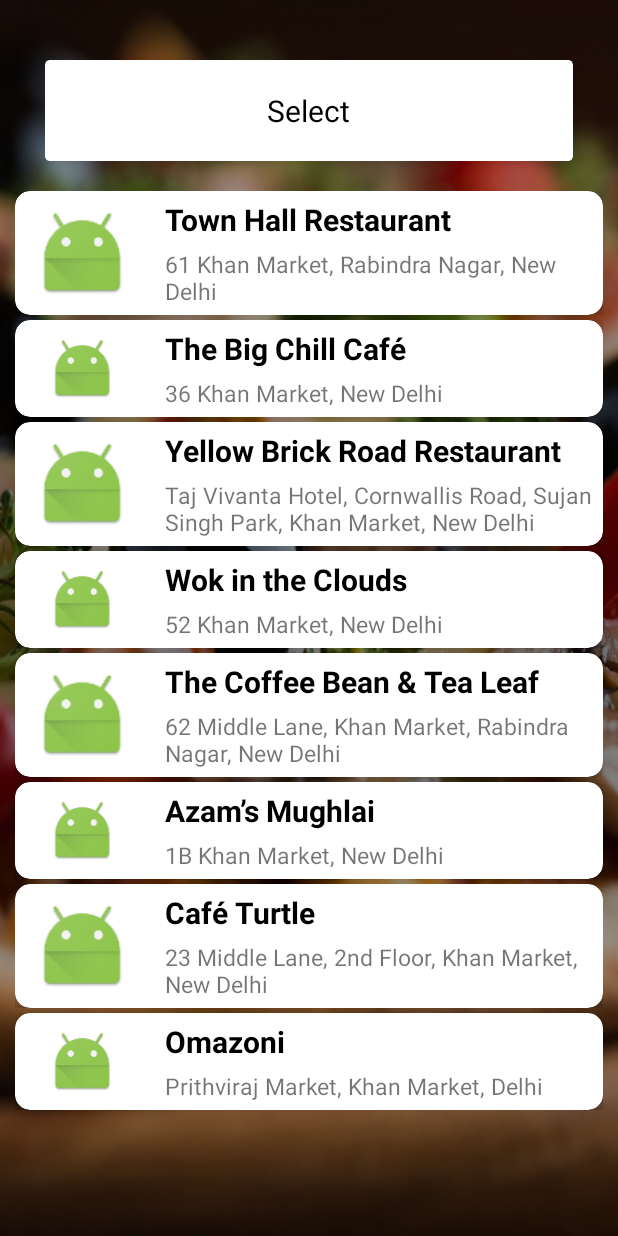
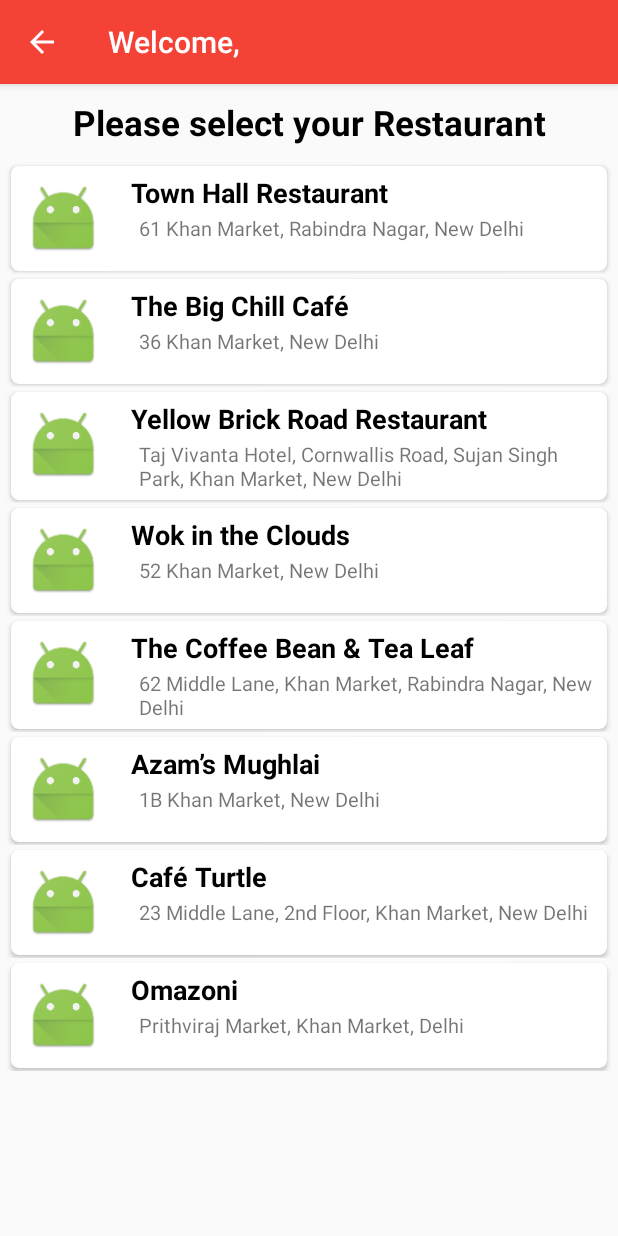
Before and after one commit to Ankitgarg891/OrderUpData, an Android app: the WelcomeActivity screen opened directly, with no data from a screen before it, on a phone screen of 412 x 824 dp. Run offline under Robolectric (Android 15) with nearby library versions, the phone set to English and light mode, and no system bars; our stand-ins replace Firebase (no records; nobody signed in at launch, a user with empty details on screens opened directly).

Commit message:
11/10/17 - 01 : 54 am

```diff
--- a/app/src/main/java/com/example/food/orderup/WelcomeActivity.java
+++ b/app/src/main/java/com/example/food/orderup/WelcomeActivity.java
@@ -3,6 +3,7 @@ package com.example.food.orderup;
 import android.content.Intent;
 import android.support.v7.app.AppCompatActivity;
 import android.os.Bundle;
+import android.support.v7.widget.Toolbar;
 import android.util.Log;
 import android.view.View;
 import android.view.ViewGroup;
@@ -22,7 +23,7 @@ import com.google.firebase.database.ValueEventListener;
 public class WelcomeActivity extends AppCompatActivity {
 
     private static final String TAG = "Welcome_activity";
-    TextView display;
+    Toolbar toolbar;
     FirebaseDatabase database;
     DatabaseReference myRef;
     String flag, id, name[] = {"Town Hall Restaurant", "The Big Chill Café", "Yellow Brick Road Restaurant", "Wok in the Clouds", "The Coffee Bean & Tea Leaf", "Azam’s Mughlai", "Café Turtle", "Omazoni"},
@@ -34,6 +35,12 @@ public class WelcomeActivity extends AppCompatActivity {
     protected void onCreate(final Bundle savedInstanceState) {
         super.onCreate(savedInstanceState);
         setContentView(R.layout.activity_welcome);
+
+        toolbar = (Toolbar) findViewById(R.id.toolbar);
+        setSupportActionBar(toolbar);
+        getSupportActionBar().setDisplayHomeAsUpEnabled(true);
+
+        getSupportActionBar().setTitle("Welcome,");
 
         ListView outlet_listview = (ListView) findViewById(R.id.outletListView);
 
@@ -50,8 +57,6 @@ public class WelcomeActivity extends AppCompatActivity {
                 }
             }
         });
-        display = (TextView) findViewById(R.id.display);
-
 
         Intent intent = getIntent();
         flag = intent.getStringExtra("flag");
@@ -64,17 +69,13 @@ public class WelcomeActivity extends AppCompatActivity {
         myRef.addValueEventListener(new ValueEventListener() {
             @Override
             public void onDataChange(DataSnapshot dataSnapshot) {
-                // This method is called once with the initial value and again
-                // whenever data at this location is updated.
-                String display_name = "";
+                // This method is called once with the initial value and again whenever data at this location is updated.
+                for (DataSnapshot d : dataSnapshot.getChildren()) {
+                    toolbar.setSubtitle(dataSnapshot.child("Name").getValue().toString());
 
-                for (DataSnapshot d : dataSnapshot.getChildren()) {
-                    display.setText("Welcome, " + dataSnapshot.child("Name").getValue().toString());
-                    //   Toast.makeText(WelcomeActivity.this,dataSnapshot.child("Name").toString(), Toast.LENGTH_LONG).show();
                     Log.d("WelcomeActivity", "Name = " + d.child("Name"));
                     Log.d("WelcomeActivity", "Phone No = " + d.child("Phone no"));
                 }
-                Log.d(TAG, "Value is: " + display_name);
             }
 
             @Override
@@ -117,4 +118,10 @@ public class WelcomeActivity extends AppCompatActivity {
             return view;
         }
     }
+
+    @Override
+    public boolean onSupportNavigateUp() {
+        onBackPressed();
+        return true;
+    }
 }
--- a/app/src/main/res/anim/anim.xml
+++ b/app/src/main/res/anim/anim.xml
@@ -2,7 +2,7 @@
 <set xmlns:android="http://schemas.android.com/apk/res/android">
 
     <translate
-        android:duration="1000"
+        android:duration="800"
         android:fromYDelta="100%"
         android:toYDelta="0.0001%"/>
 
--- a/app/src/main/res/layout/activity_splash.xml
+++ b/app/src/main/res/layout/activity_splash.xml
@@ -4,12 +4,14 @@
     xmlns:tools="http://schemas.android.com/tools"
     android:layout_width="match_parent"
     android:layout_height="match_parent"
+    android:fitsSystemWindows="true"
     android:orientation="vertical"
     tools:context="com.example.food.orderup.SplashActivity">
 
     <ImageView
         android:layout_width="match_parent"
         android:layout_height="match_parent"
+        android:fitsSystemWindows="true"
         android:scaleType="centerCrop"
         android:src="@drawable/pizza_half" />
 
--- a/app/src/main/res/layout/activity_welcome.xml
+++ b/app/src/main/res/layout/activity_welcome.xml
@@ -1,52 +1,44 @@
 <?xml version="1.0" encoding="utf-8"?>
-<FrameLayout xmlns:android="http://schemas.android.com/apk/res/android"
+<LinearLayout xmlns:android="http://schemas.android.com/apk/res/android"
     xmlns:app="http://schemas.android.com/apk/res-auto"
     xmlns:tools="http://schemas.android.com/tools"
     android:layout_width="match_parent"
     android:layout_height="match_parent"
-    android:background="@drawable/splash_image"
+    android:orientation="vertical"
     tools:context="com.example.food.orderup.WelcomeActivity">
 
-    <View
+    <android.support.design.widget.AppBarLayout
+        android:id="@+id/app_bar"
         android:layout_width="match_parent"
-        android:layout_height="match_parent"
-        android:background="@drawable/scrim_gradient" />
+        android:layout_height="?attr/actionBarSize"
+        app:theme="@style/ThemeOverlay.AppCompat.Dark.ActionBar">
 
-    <LinearLayout
+        <android.support.v7.widget.Toolbar
+            android:id="@+id/toolbar"
             android:layout_width="match_parent"
-        android:layout_height="match_parent"
-        android:orientation="vertical"
-        android:paddingLeft="10dp"
-        android:paddingRight="10dp"
-        android:paddingTop="10dp">
+            android:layout_height="?attr/actionBarSize"
+            android:elevation="7dp"
+            app:popupTheme="@style/AppTheme.PopupOverlay" />
 
-        <android.support.v7.widget.CardView
+    </android.support.design.widget.AppBarLayout>
+
+    <TextView
         android:layout_width="match_parent"
         android:layout_height="wrap_content"
-            android:layout_marginLeft="20dp"
-            android:layout_marginRight="20dp"
-            android:layout_marginTop="30dp"
-            app:cardCornerRadius="3dp"
-            app:cardElevation="5dp">
-
-            <TextView
-                android:id="@+id/display"
-                android:layout_width="wrap_content"
-                android:layout_height="wrap_content"
-                android:layout_gravity="center_horizontal"
-                android:layout_margin="20dp"
-                android:text="Select"
+        android:paddingBottom="10dp"
+        android:paddingTop="10dp"
+        android:text="Please select your Restaurant"
+        android:textAlignment="center"
         android:textColor="@android:color/black"
-                android:textSize="20sp" />
-        </android.support.v7.widget.CardView>
+        android:textSize="23sp"
+        android:textStyle="bold" />
 
     <ListView
         android:id="@+id/outletListView"
         android:layout_width="match_parent"
         android:layout_height="match_parent"
-            android:layout_marginTop="20dp"
         android:divider="@null"
-            android:dividerHeight="3dp"
-            android:scrollbars="none" />
+        android:scrollbars="none"
+        android:smoothScrollbar="true" />
+
 </LinearLayout>
-</FrameLayout>
--- a/app/src/main/res/layout/outlet_custom_listview.xml
+++ b/app/src/main/res/layout/outlet_custom_listview.xml
@@ -8,8 +8,11 @@
     <android.support.v7.widget.CardView
         android:layout_width="match_parent"
         android:layout_height="wrap_content"
-        app:cardCornerRadius="10dp"
-        app:cardElevation="10dp">
+        android:layout_marginBottom="2dp"
+        android:layout_marginLeft="7dp"
+        android:layout_marginRight="7dp"
+        android:layout_marginTop="3dp"
+        app:cardCornerRadius="5dp">
 
         <LinearLayout
             android:layout_width="match_parent"
@@ -18,8 +21,8 @@
 
             <ImageView
                 android:id="@+id/outletImageView"
-                android:layout_width="70dp"
-                android:layout_height="match_parent"
+                android:layout_width="50dp"
+                android:layout_height="50dp"
                 android:layout_margin="10dp"
                 android:src="@mipmap/ic_launcher" />
 
@@ -37,7 +40,7 @@
                     android:layout_marginTop="5dp"
                     android:text="Name"
                     android:textColor="@android:color/black"
-                    android:textSize="20sp"
+                    android:textSize="18sp"
                     android:textStyle="bold" />
 
                 <TextView
@@ -45,9 +48,10 @@
                     android:layout_width="match_parent"
                     android:layout_height="wrap_content"
                     android:layout_marginBottom="5dp"
-                    android:layout_marginTop="5dp"
+                    android:layout_marginLeft="5dp"
+                    android:layout_marginTop="2dp"
                     android:text="address"
-                    android:textSize="15sp" />
+                    android:textSize="13sp" />
             </LinearLayout>
         </LinearLayout>
     </android.support.v7.widget.CardView>
--- a/app/src/main/res/values/styles.xml
+++ b/app/src/main/res/values/styles.xml
@@ -3,19 +3,16 @@
     <!-- Base application theme. -->
     <style name="AppTheme" parent="Theme.AppCompat.Light.NoActionBar">
         <!-- Customize your theme here. -->
-        <item name="android:windowFullscreen">true</item>
         <item name="colorPrimary">@color/primary</item>
         <item name="colorPrimaryDark">@color/primary_dark</item>
         <item name="colorAccent">@color/accent</item>
+        <item name="android:windowTranslucentStatus">true</item>
     </style>
-
-
 
     <!--Splash screen theme-->
     <style name="SplashTheme" parent="Theme.AppCompat.Light.NoActionBar">
         <item name="android:windowFullscreen">true</item>
     </style>
-
 
     <style name="MenuTheme" parent="Theme.AppCompat.Light.NoActionBar">
         <item name="colorPrimary">@color/primary</item>
@@ -24,6 +21,14 @@
         <item name="android:statusBarColor">@android:color/transparent</item>
     </style>
 
+    <!-- Base application theme. -->
+    <style name="WelcomeTheme" parent="Theme.AppCompat.Light.NoActionBar">
+        <!-- Customize your theme here. -->
+        <item name="colorPrimary">@color/primary</item>
+        <item name="colorPrimaryDark">@color/primary_dark</item>
+        <item name="colorAccent">@color/accent</item>
+    </style>
+
     <style name="AppTheme.AppBarOverlay" parent="ThemeOverlay.AppCompat.Dark.ActionBar" />
 
     <style name="AppTheme.PopupOverlay" parent="ThemeOverlay.AppCompat.Light" />
```
Also changed, not shown: app/src/main/AndroidManifest.xml (+11 -8 lines), app/src/main/res/layout/activity_login.xml (+4 -3 lines), app/src/main/res/layout/activity_main.xml (+16 -12 lines), app/src/main/res/layout/activity_sign_up.xml (+8 -8 lines). Lines whose indentation alone changed are shown as unchanged.
